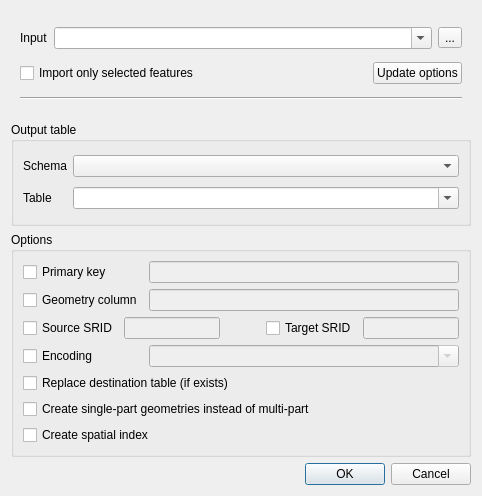
Old version of the form db_manager/ui/DlgImportVector.ui in the repository qgis/db_manager_plugin.
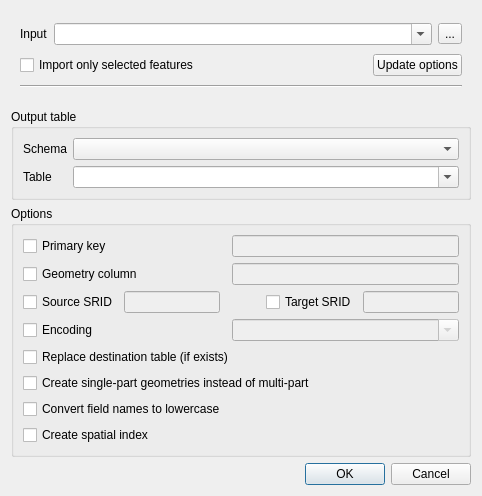
New version of the form.

Commit message:
[DB Manager] Allow lowercase field names for homogenize PostGIS Import
PostGIS provider has an option to lowercase field names. This options is available for user in QGIS algorithm ImportIntoPostGIS and not in DB Mananger.

This commit fix it.

Diff of the .ui file:
```diff
--- a/db_manager/ui/DlgImportVector.ui
+++ b/db_manager/ui/DlgImportVector.ui
@@ -253,7 +253,7 @@
         </property>
        </widget>
       </item>
-      <item row="7" column="0" colspan="2">
+      <item row="8" column="0" colspan="2">
        <widget class="QCheckBox" name="chkSpatialIndex">
         <property name="text">
          <string>Create spatial index</string>
@@ -267,6 +267,13 @@
         </property>
        </widget>
       </item>
+      <item row="7" column="0">
+       <widget class="QCheckBox" name="chkLowercaseFieldNames">
+        <property name="text">
+         <string>Convert field names to lowercase</string>
+        </property>
+       </widget>
+      </item>
      </layout>
     </widget>
    </item>
```
The commit also changes 3 other files.
